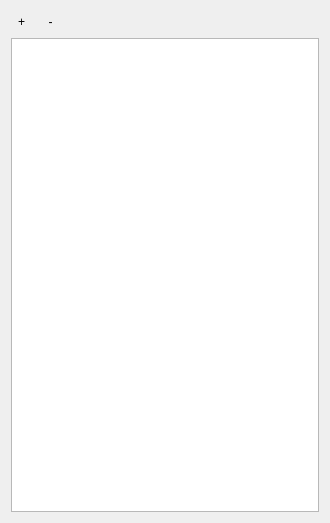
Qt form gui/ui/Catalogue/CatalogueSideBarWidget.ui (SciQLop/SciQLop) before a commit.
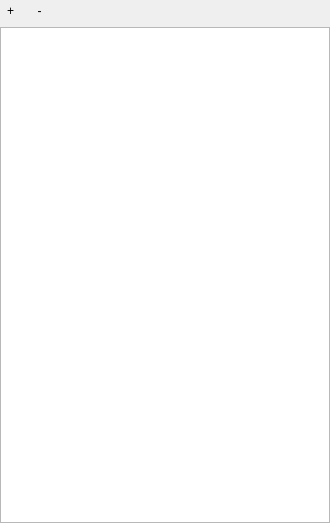
The same form after that commit. Icons and pictures are not drawn.

Commit message: Catalog side bar

```diff
--- a/gui/ui/Catalogue/CatalogueSideBarWidget.ui
+++ b/gui/ui/Catalogue/CatalogueSideBarWidget.ui
@@ -14,6 +14,18 @@
    <string>Form</string>
   </property>
   <layout class="QVBoxLayout" name="verticalLayout">
+   <property name="leftMargin">
+    <number>0</number>
+   </property>
+   <property name="topMargin">
+    <number>0</number>
+   </property>
+   <property name="rightMargin">
+    <number>0</number>
+   </property>
+   <property name="bottomMargin">
+    <number>0</number>
+   </property>
    <item>
     <layout class="QHBoxLayout" name="horizontalLayout">
      <item>
```
Left out of the diff: 9 changed lines with no effect on the pictures. The commit also changes 6 other files.
